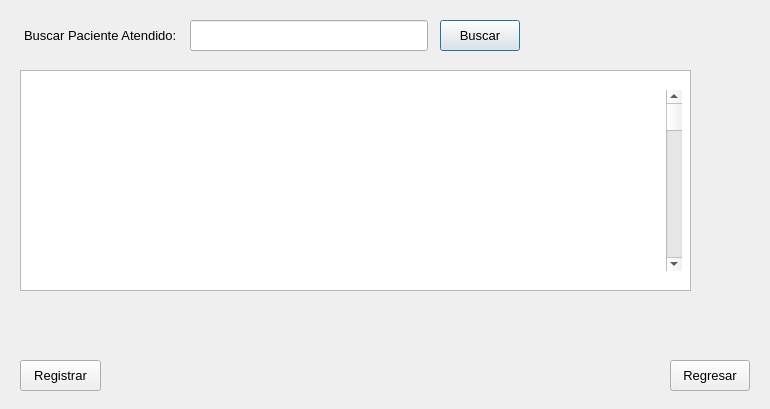
Above: PAF_GUI/PAF_GRAFICA/gui/gestionaratendidos.ui from JMOrbegoso/USS-2021-II-PP before the change. Below: the same form after it.
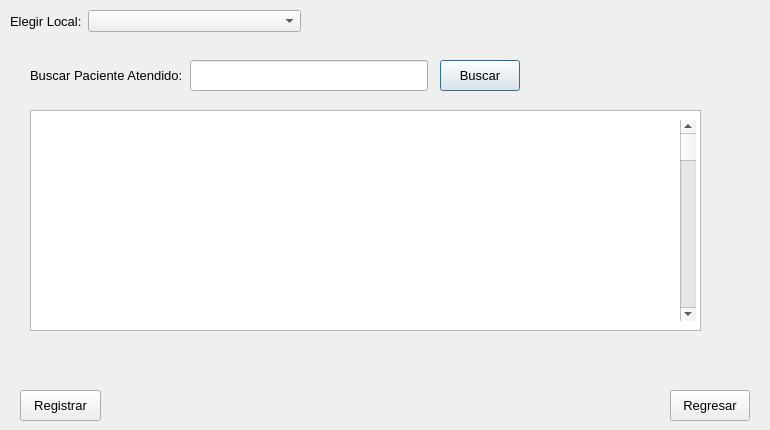
That is the form after the change.

Patch:
```diff
--- a/PAF_GUI/PAF_GRAFICA/gui/gestionaratendidos.ui
+++ b/PAF_GUI/PAF_GRAFICA/gui/gestionaratendidos.ui
@@ -7,7 +7,7 @@
     <x>0</x>
     <y>0</y>
     <width>770</width>
-    <height>409</height>
+    <height>430</height>
    </rect>
   </property>
   <property name="windowTitle">
@@ -16,8 +16,8 @@
   <widget class="QLabel" name="label">
    <property name="geometry">
     <rect>
-     <x>24</x>
-     <y>20</y>
+     <x>30</x>
+     <y>60</y>
      <width>151</width>
      <height>31</height>
     </rect>
@@ -35,7 +35,7 @@
    <property name="geometry">
     <rect>
      <x>190</x>
-     <y>20</y>
+     <y>60</y>
      <width>238</width>
      <height>31</height>
     </rect>
@@ -45,7 +45,7 @@
    <property name="geometry">
     <rect>
      <x>440</x>
-     <y>20</y>
+     <y>60</y>
      <width>80</width>
      <height>31</height>
     </rect>
@@ -63,7 +63,7 @@
    <property name="geometry">
     <rect>
      <x>20</x>
-     <y>360</y>
+     <y>390</y>
      <width>81</width>
      <height>31</height>
     </rect>
@@ -81,7 +81,7 @@
    <property name="geometry">
     <rect>
      <x>670</x>
-     <y>360</y>
+     <y>390</y>
      <width>80</width>
      <height>31</height>
     </rect>
@@ -95,23 +95,50 @@
     <string>Regresar</string>
    </property>
   </widget>
-  <widget class="QTableView" name="listaAtendidosTview">
+  <widget class="QTableWidget" name="listaAtendidosTwidget">
    <property name="geometry">
     <rect>
-     <x>20</x>
-     <y>70</y>
+     <x>30</x>
+     <y>110</y>
      <width>671</width>
      <height>221</height>
     </rect>
    </property>
   </widget>
+  <widget class="QWidget" name="formLayoutWidget">
+   <property name="geometry">
+    <rect>
+     <x>10</x>
+     <y>10</y>
+     <width>291</width>
+     <height>31</height>
+    </rect>
+   </property>
+   <layout class="QFormLayout" name="formLayout">
+    <item row="0" column="0">
+     <widget class="QLabel" name="label_2">
+      <property name="font">
+       <font>
+        <pointsize>10</pointsize>
+       </font>
+      </property>
+      <property name="text">
+       <string>Elegir Local:</string>
+      </property>
+     </widget>
+    </item>
+    <item row="0" column="1">
+     <widget class="QComboBox" name="elegirLocalCbox"/>
+    </item>
+   </layout>
+  </widget>
   <widget class="QScrollBar" name="verticalScrollBar">
    <property name="geometry">
     <rect>
-     <x>666</x>
-     <y>90</y>
+     <x>680</x>
+     <y>120</y>
      <width>16</width>
-     <height>181</height>
+     <height>201</height>
     </rect>
    </property>
    <property name="orientation">
```
